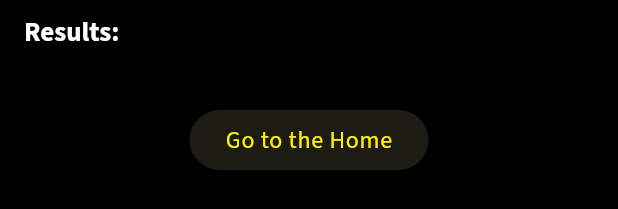
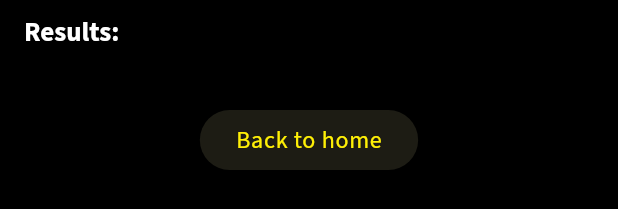
Before and after one commit to Imabulary/Imabulary, a Flutter app: the ResultScreen widget shown alone on an empty page, opened directly with empty values, on a phone screen of 412 x 824 dp. Shown: the part 169-378 px from the top of the screen. Run offline on Flutter 3.47's test engine with Material 3 defaults, Android fonts, the phone set to English and light mode, and no system bars; our stand-ins replace another_flushbar, auto_route, dio, firebase_auth, firebase_core, flutter_dotenv and 13 more; accounts and stored records are empty; generated files the repository leaves out were written again; network calls fail.

Commit message:
IMB-336: Change the for the back button

```diff
--- a/mobile/lib/app/Quiz/presentation/result_screen.dart
+++ b/mobile/lib/app/Quiz/presentation/result_screen.dart
@@ -62,7 +62,7 @@ class ResultScreen extends StatelessWidget {
             child: ElevatedButton(
               onPressed: () => AutoRouter.of(context).popUntilRoot(),
               child: const TypeSetting(
-                'Go to the Home',
+                'Back to home',
                 style: TextStyle(color: AppColors.primary),
               ),
             ),
```
